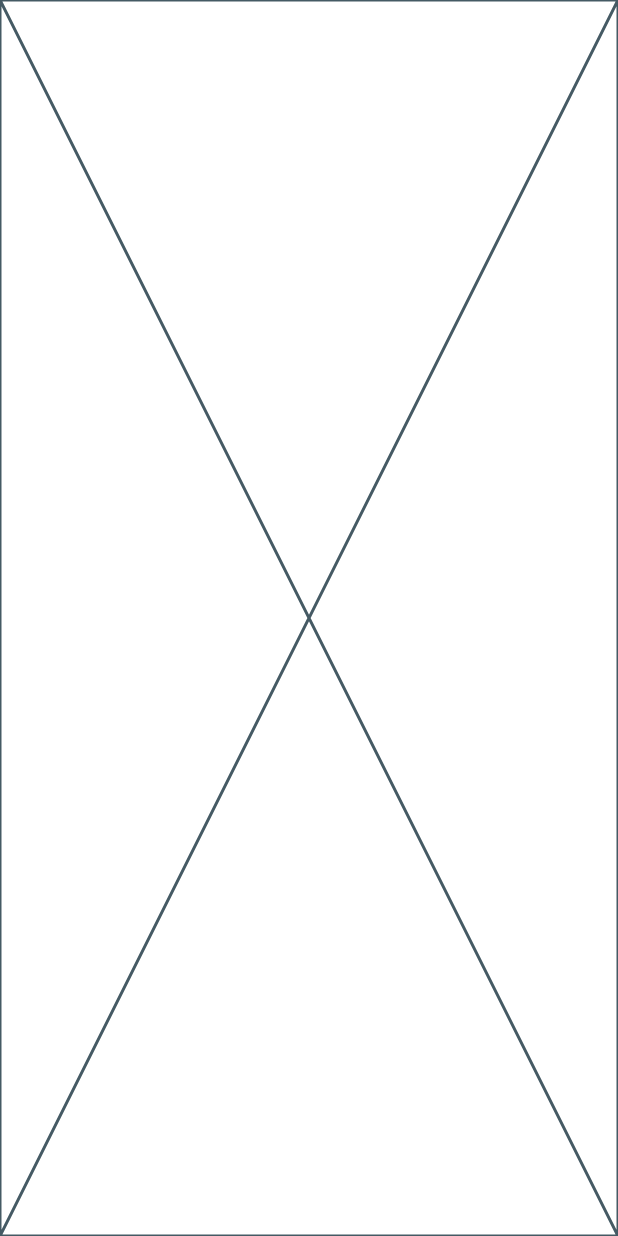
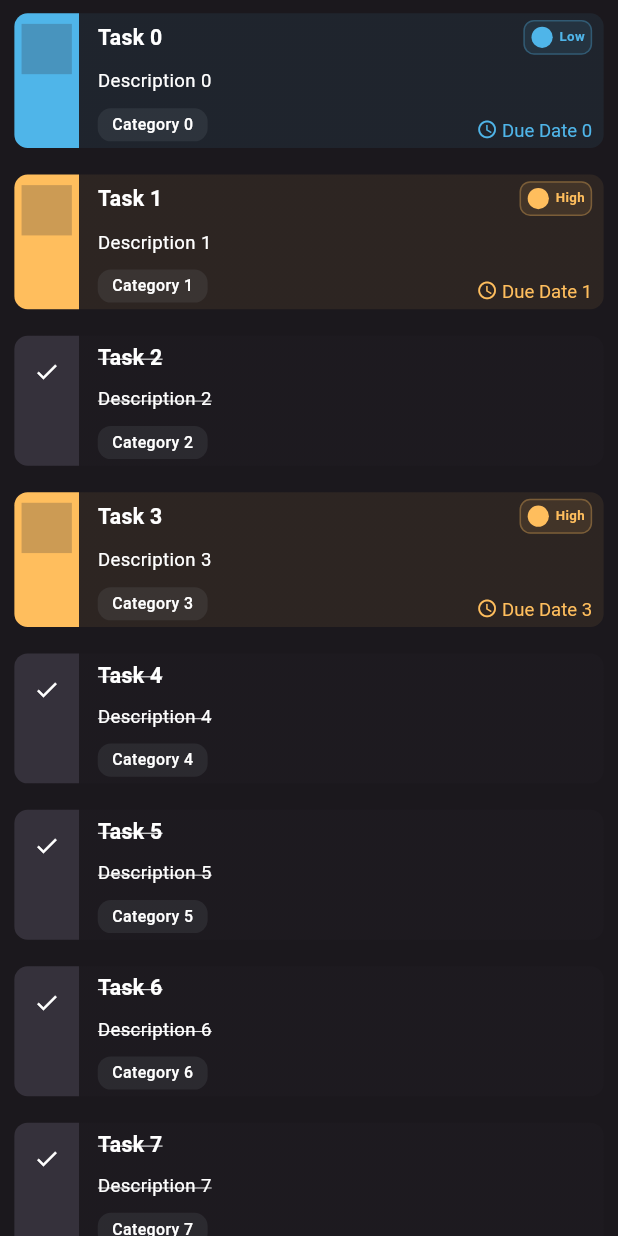
Before and after one commit to AchizuePriscilla/task-buddy, a Flutter app: the screen it shows after launch, on a phone screen of 412 x 824 dp. Run offline on Flutter 3.47's test engine with Material 3 defaults, Android fonts, the light colour scheme and no system bars; our stand-ins replace flutter_riverpod, flutter_screenutil, shared_preferences; Roboto replaces fonts that are missing (Helvetica).

Commit message:
Feat: Task Card UI

```diff
--- /dev/null
+++ b/lib/features/task_management/domain/priority_enum.dart
@@ -0,0 +1,38 @@
+import 'package:flutter/material.dart';
+import 'package:task_buddy/shared/globals.dart';
+import 'package:task_buddy/shared/localization/strings.dart';
+
+enum Priority {
+  low,
+  medium,
+  high,
+  urgent,
+}
+
+extension PriorityExtension on Priority {
+  String get displayName {
+    switch (this) {
+      case Priority.low:
+        return AppStrings.low;
+      case Priority.medium:
+        return AppStrings.medium;
+      case Priority.high:
+        return AppStrings.high;
+      case Priority.urgent:
+        return AppStrings.urgent;
+    }
+  }
+
+  Color get color {
+    switch (this) {
+      case Priority.low:
+        return AppGlobals.priorityLow;
+      case Priority.medium:
+        return AppGlobals.priorityMedium;
+      case Priority.high:
+        return AppGlobals.priorityHigh;
+      case Priority.urgent:
+        return AppGlobals.priorityUrgent;
+    }
+  }
+}
--- a/lib/features/task_management/presentation/screens/home_screen.dart
+++ b/lib/features/task_management/presentation/screens/home_screen.dart
@@ -1,10 +1,34 @@
+import 'dart:math';
 import 'package:flutter/material.dart';
+import 'package:task_buddy/features/task_management/domain/priority_enum.dart';
+import 'package:task_buddy/features/task_management/presentation/widgets/task_card.dart';
 
 class HomeScreen extends StatelessWidget {
   const HomeScreen({super.key});
 
   @override
   Widget build(BuildContext context) {
-    return const Placeholder();
+    final random = Random();
+    final priorities = Priority.values;
+
+    return Scaffold(
+      backgroundColor: Theme.of(context).scaffoldBackgroundColor,
+      body: ListView.builder(
+        itemCount: 100,
+        itemBuilder: (context, index) {
+          final randomPriority = priorities[random.nextInt(priorities.length)];
+          final randomCompleted = random.nextBool();
+
+          return TaskCard(
+            title: 'Task $index',
+            description: 'Description $index',
+            category: 'Category $index',
+            dueDate: 'Due Date $index',
+            priority: randomPriority,
+            isCompleted: randomCompleted,
+          );
+        },
+      ),
+    );
   }
 }
--- /dev/null
+++ b/lib/features/task_management/presentation/widgets/priority_indicator_chip.dart
@@ -0,0 +1,52 @@
+import 'package:flutter/material.dart';
+import 'package:flutter_screenutil/flutter_screenutil.dart';
+import 'package:task_buddy/features/task_management/domain/priority_enum.dart';
+
+class PriorityIndicatorChip extends StatelessWidget {
+  const PriorityIndicatorChip({
+    super.key,
+    required this.priority,
+  });
+
+  final Priority priority;
+
+  @override
+  Widget build(BuildContext context) {
+    return Container(
+      padding: EdgeInsets.symmetric(
+        horizontal: 4.w,
+        vertical: 4.h,
+      ),
+      decoration: BoxDecoration(
+        color: priority.color.withValues(alpha: 0.1),
+        borderRadius: BorderRadius.circular(8.r),
+        border: Border.all(
+          color: priority.color.withValues(alpha: 0.3),
+          width: 1,
+        ),
+      ),
+      child: Row(
+        mainAxisSize: MainAxisSize.min,
+        children: [
+          Container(
+            width: 16.w,
+            height: 16.h,
+            decoration: BoxDecoration(
+              color: priority.color,
+              shape: BoxShape.circle,
+            ),
+          ),
+          SizedBox(width: 4.w),
+          Text(
+            priority.displayName,
+            style: TextStyle(
+              fontSize: 10.sp,
+              fontWeight: FontWeight.w600,
+              color: priority.color,
+            ),
+          ),
+        ],
+      ),
+    );
+  }
+}
--- /dev/null
+++ b/lib/features/task_management/presentation/widgets/task_card.dart
@@ -0,0 +1,183 @@
+import 'package:flutter/material.dart';
+import 'package:flutter_screenutil/flutter_screenutil.dart';
+import 'package:task_buddy/features/task_management/domain/priority_enum.dart';
+import 'package:task_buddy/features/task_management/presentation/widgets/priority_indicator_chip.dart';
+import 'package:task_buddy/shared/theme/text_styles.dart';
+
+class TaskCard extends StatefulWidget {
+  const TaskCard({
+    super.key,
+    required this.title,
+    required this.description,
+    required this.category,
+    required this.dueDate,
+    required this.priority,
+    required this.isCompleted,
+  });
+
+  final String title;
+  final String? description;
+  final String category;
+  final String dueDate;
+  final Priority priority;
+  final bool isCompleted;
+
+  @override
+  State<TaskCard> createState() => _TaskCardState();
+}
+
+class _TaskCardState extends State<TaskCard> {
+  late Color cardColor;
+
+  @override
+  Widget build(BuildContext context) {
+    cardColor = widget.isCompleted
+        ? Theme.of(context).cardColor
+        : widget.priority.color;
+    return Container(
+      decoration: BoxDecoration(
+        gradient: LinearGradient(
+          colors: [
+            cardColor,
+            cardColor.withValues(alpha: 0.08),
+          ],
+          stops: [0.11, 0.11],
+        ),
+        borderRadius: BorderRadius.circular(10.r),
+      ),
+      margin: EdgeInsets.symmetric(
+        horizontal: 10.w,
+        vertical: 10.h,
+      ),
+      child: Row(
+        crossAxisAlignment: CrossAxisAlignment.start,
+        children: [
+          // Completion checkbox
+          Padding(
+            padding: EdgeInsets.only(top: 8.h, left: 5.w),
+            child: Container(
+              decoration: BoxDecoration(
+                color: Theme.of(context).cardColor.withValues(alpha: 0.25),
+              ),
+              width: 35.w,
+              height: 35.w,
+              child: widget.isCompleted
+                  ? Icon(
+                      Icons.check,
+                      size: 20.sp,
+                      color: Theme.of(context).colorScheme.onSurface,
+                    )
+                  : null,
+            ),
+          ),
+          SizedBox(width: 10.w),
+
+          // Task content
+          Expanded(
+            child: Padding(
+              padding: EdgeInsets.symmetric(
+                horizontal: 8.w,
+                vertical: 5.h,
+              ),
+              child: Column(
+                  crossAxisAlignment: CrossAxisAlignment.start,
+                  children: [
+                    // Title and priority chip
+                    Row(
+                      mainAxisAlignment: MainAxisAlignment.spaceBetween,
+                      children: [
+                        Expanded(
+                          child: Text(
+                            widget.title,
+                            style: AppTextStyles.h4.copyWith(
+                              color: Theme.of(context).colorScheme.outline,
+                              decoration: widget.isCompleted
+                                  ? TextDecoration.lineThrough
+                                  : null,
+                            ),
+                            maxLines: 2,
+                            overflow: TextOverflow.ellipsis,
+                          ),
+                        ),
+                        if (!widget.isCompleted) ...[
+                          PriorityIndicatorChip(
+                            priority: widget.priority,
+                          ),
+                        ],
+                      ],
+                    ),
+                    // Description
+                    if (widget.description != null &&
+                        widget.description!.isNotEmpty) ...[
+                      SizedBox(height: 10.h),
+                      Text(
+                        widget.description!,
+                        softWrap: true,
+                        style: AppTextStyles.body.copyWith(
+                          color: Theme.of(context).colorScheme.outline,
+                          decoration: widget.isCompleted
+                              ? TextDecoration.lineThrough
+                              : null,
+                        ),
+                      ),
+                    ],
+                    SizedBox(height: 10.h),
+                    // Category and due date
+                    Row(
+                      crossAxisAlignment: CrossAxisAlignment.end,
+                      children: [
+                        Container(
+                          decoration: BoxDecoration(
+                            color: Theme.of(context)
+                                .colorScheme
+                                .secondary
+                                .withValues(alpha: 0.1),
+                            borderRadius: BorderRadius.circular(10.r),
+                          ),
+                          padding: EdgeInsets.symmetric(
+                            horizontal: 10.w,
+                            vertical: 4.h,
+                          ),
+                          child: Text(
+                            widget.category,
+                            style: AppTextStyles.bodySmall.copyWith(
+                              fontWeight: FontWeight.w500,
+                            ),
+                          ),
+                        ),
+                        const Spacer(),
+                        if (!widget.isCompleted)
+                          RichText(
+                            text: TextSpan(
+                              children: [
+                                WidgetSpan(
+                                  alignment: PlaceholderAlignment.middle,
+                                  child: Icon(
+                                    Icons.schedule,
+                                    size: 16.sp,
+                                    color: widget.priority.color,
+                                  ),
+                                ),
+                                WidgetSpan(
+                                    child: SizedBox(
+                                        width: 3
+                                            .w)), // spacing between icon and text
+                                TextSpan(
+                                  text: widget.dueDate,
+                                  style: AppTextStyles.body.copyWith(
+                                    color: widget.priority.color,
+                                  ),
+                                ),
+                              ],
+                            ),
+                          ),
+                      ],
+                    )
+                  ]),
+            ),
+          ),
+        ],
+      ),
+    );
+  }
+}
--- a/lib/main.dart
+++ b/lib/main.dart
@@ -1,5 +1,6 @@
 import 'package:flutter/material.dart';
 import 'package:flutter_riverpod/flutter_riverpod.dart';
+import 'package:flutter_screenutil/flutter_screenutil.dart';
 import 'package:task_buddy/features/task_management/presentation/screens/home_screen.dart';
 import 'package:task_buddy/shared/theme/app_theme.dart';
 
@@ -14,12 +15,19 @@
   @override
   Widget build(BuildContext context, WidgetRef ref) {
     final themeMode = ref.watch(appThemeProvider);
-    return MaterialApp(
-      title: 'Flutter Demo',
-      theme: ThemeData.light(),
-      darkTheme: ThemeData.dark(),
-      themeMode: themeMode,
-      home: const HomeScreen(),
+    return ScreenUtilInit(
+      designSize: const Size(430, 932), //iPhone 15 pro max design size
+      minTextAdapt: true,
+      splitScreenMode: true,
+      builder: (context, child) {
+        return MaterialApp(
+          title: 'Task Buddy',
+          theme: AppTheme.darkTheme,
+          darkTheme: AppTheme.darkTheme,
+          themeMode: themeMode,
+          home: const HomeScreen(),
+        );
+      },
     );
   }
 }
--- a/lib/shared/globals.dart
+++ b/lib/shared/globals.dart
@@ -1 +1,17 @@
-const String appThemeStorageKey = 'AppTheme';
+import 'package:flutter/material.dart';
+
+class AppGlobals {
+  AppGlobals._();
+
+  //Config Strings
+  static const String appThemeStorageKey = 'AppTheme';
+
+  // Animation Durations
+  static const Duration shortAnimation = Duration(milliseconds: 200);
+
+  // Priority Colors (green to yellow to orange to red progression)
+  static const Color priorityLow = Color(0xFF4FB5E9); // Green
+  static const Color priorityMedium = Color(0xFF22CD8F); // Yellow
+  static const Color priorityHigh = Color(0xFFFFBE5D); // Orange
+  static const Color priorityUrgent = Color(0xFFDE3F3F); // Red
+}
--- /dev/null
+++ b/lib/shared/localization/strings.dart
@@ -0,0 +1,9 @@
+class AppStrings {
+  AppStrings._();
+
+  // Priority strings
+  static const String low = 'Low';
+  static const String medium = 'Medium';
+  static const String high = 'High';
+  static const String urgent = 'Urgent';
+}
--- /dev/null
+++ b/lib/shared/theme/app_colors.dart
@@ -0,0 +1,11 @@
+import 'package:flutter/material.dart';
+
+class AppColors {
+  static const Color primary = Color(0xff6727DB);
+  static const Color error = Color(0xffFC698C);
+  static const Color black = Color(0xff1B181D);
+  static const Color white = Color(0xffffffff);
+  static const Color grey = Color(0xff35313B);
+  static const Color lightGrey = Color(0xffAAB8C2);
+  static const Color extraLightGrey = Color(0xffE1E8ED);
+}
--- a/lib/shared/theme/app_theme.dart
+++ b/lib/shared/theme/app_theme.dart
@@ -3,6 +3,9 @@ import 'package:flutter_riverpod/flutter_riverpod.dart';
 import 'package:task_buddy/shared/data/local/local_storage_service.dart';
 import 'package:task_buddy/shared/domain/providers/shared_preferences_storage_service_provider.dart';
 import 'package:task_buddy/shared/globals.dart';
+import 'package:task_buddy/shared/theme/app_colors.dart';
+import 'package:task_buddy/shared/theme/text_styles.dart';
+import 'package:task_buddy/shared/theme/text_theme.dart';
 
 final appThemeProvider = StateNotifierProvider<AppThemeModeNotifier, ThemeMode>(
   (ref) {
@@ -22,12 +25,38 @@ class AppThemeModeNotifier extends StateNotifier<ThemeMode> {
 
   void toggleTheme() {
     state = state == ThemeMode.dark ? ThemeMode.light : ThemeMode.dark;
-    storageService.set(appThemeStorageKey, state.name);
+    storageService.set(AppGlobals.appThemeStorageKey, state.name);
   }
 
   void getCurrentTheme() async {
-    final theme = await storageService.get(appThemeStorageKey);
+    final theme = await storageService.get(AppGlobals.appThemeStorageKey);
     final value = ThemeMode.values.byName('${theme ?? 'dark'}');
     state = value;
   }
 }
+
+class AppTheme {
+  static ThemeData get darkTheme {
+    return ThemeData(
+      brightness: Brightness.dark,
+      fontFamily: AppTextStyles.fontFamily,
+      primaryColor: AppColors.primary,
+      colorScheme: const ColorScheme.dark(
+        primary: AppColors.primary,
+        secondary: AppColors.lightGrey,
+        error: AppColors.error,
+        surface: AppColors.black,
+      ),
+      cardColor: AppColors.grey,
+      // backgroundColor: AppColors.black,
+      scaffoldBackgroundColor: AppColors.black,
+      textTheme: TextThemes.darkTextTheme,
+      primaryTextTheme: TextThemes.primaryTextTheme,
+      appBarTheme: AppBarTheme(
+        elevation: 0,
+        backgroundColor: AppColors.black,
+        titleTextStyle: AppTextStyles.h2,
+      ),
+    );
+  }
+}
--- /dev/null
+++ b/lib/shared/theme/text_styles.dart
@@ -0,0 +1,49 @@
+import 'package:flutter/material.dart';
+import 'package:flutter_screenutil/flutter_screenutil.dart';
+
+class AppTextStyles {
+  static const String fontFamily = 'Helvetica';
+
+  /// Text styles for body
+  static TextStyle bodyLarge = TextStyle(
+    fontSize: 16.sp,
+    fontWeight: FontWeight.w500,
+  );
+
+  static TextStyle body = TextStyle(
+    fontSize: 14.sp,
+    fontWeight: FontWeight.w400,
+  );
+
+  static TextStyle bodySmall = TextStyle(
+    fontSize: 12.sp,
+    fontWeight: FontWeight.w300,
+  );
+
+  static TextStyle bodyExtraSmall = TextStyle(
+    fontSize: 10.sp,
+    fontWeight: FontWeight.w300,
+  );
+
+  /// Text styles for heading
+
+  static TextStyle h1 = TextStyle(
+    fontSize: 24.sp,
+    fontWeight: FontWeight.w700,
+  );
+
+  static TextStyle h2 = TextStyle(
+    fontSize: 22.sp,
+    fontWeight: FontWeight.w700,
+  );
+
+  static TextStyle h3 = TextStyle(
+    fontSize: 20.sp,
+    fontWeight: FontWeight.w600,
+  );
+
+  static TextStyle h4 = TextStyle(
+    fontSize: 16.sp,
+    fontWeight: FontWeight.w600,
+  );
+}
--- /dev/null
+++ b/lib/shared/theme/text_theme.dart
@@ -0,0 +1,51 @@
+import 'package:flutter/material.dart';
+import 'package:task_buddy/shared/theme/app_colors.dart';
+import 'package:task_buddy/shared/theme/text_styles.dart';
+
+class TextThemes {
+  /// Main text theme
+
+  static TextTheme get textTheme {
+    return TextTheme(
+      bodyLarge: AppTextStyles.bodyLarge,
+      bodyMedium: AppTextStyles.body,
+      titleMedium: AppTextStyles.bodySmall,
+      titleSmall: AppTextStyles.bodyExtraSmall,
+      displayLarge: AppTextStyles.h1,
+      displayMedium: AppTextStyles.h2,
+      displaySmall: AppTextStyles.h3,
+      headlineMedium: AppTextStyles.h4,
+    );
+  }
+
+  /// Dark text theme
+
+  static TextTheme get darkTextTheme {
+    return TextTheme(
+      bodyLarge: AppTextStyles.bodyLarge.copyWith(color: AppColors.white),
+      bodyMedium: AppTextStyles.body.copyWith(color: AppColors.white),
+      titleMedium: AppTextStyles.bodySmall.copyWith(color: AppColors.white),
+      titleSmall: AppTextStyles.bodyExtraSmall.copyWith(color: AppColors.white),
+      displayLarge: AppTextStyles.h1.copyWith(color: AppColors.white),
+      displayMedium: AppTextStyles.h2.copyWith(color: AppColors.white),
+      displaySmall: AppTextStyles.h3.copyWith(color: AppColors.white),
+      headlineMedium: AppTextStyles.h4.copyWith(color: AppColors.white),
+    );
+  }
+
+  /// Primary text theme
+
+  static TextTheme get primaryTextTheme {
+    return TextTheme(
+      bodyLarge: AppTextStyles.bodyLarge.copyWith(color: AppColors.primary),
+      bodyMedium: AppTextStyles.body.copyWith(color: AppColors.primary),
+      titleMedium: AppTextStyles.bodySmall.copyWith(color: AppColors.primary),
+      titleSmall:
+          AppTextStyles.bodyExtraSmall.copyWith(color: AppColors.primary),
+      displayLarge: AppTextStyles.h1.copyWith(color: AppColors.primary),
+      displayMedium: AppTextStyles.h2.copyWith(color: AppColors.primary),
+      displaySmall: AppTextStyles.h3.copyWith(color: AppColors.primary),
+      headlineMedium: AppTextStyles.h4.copyWith(color: AppColors.primary),
+    );
+  }
+}
```
